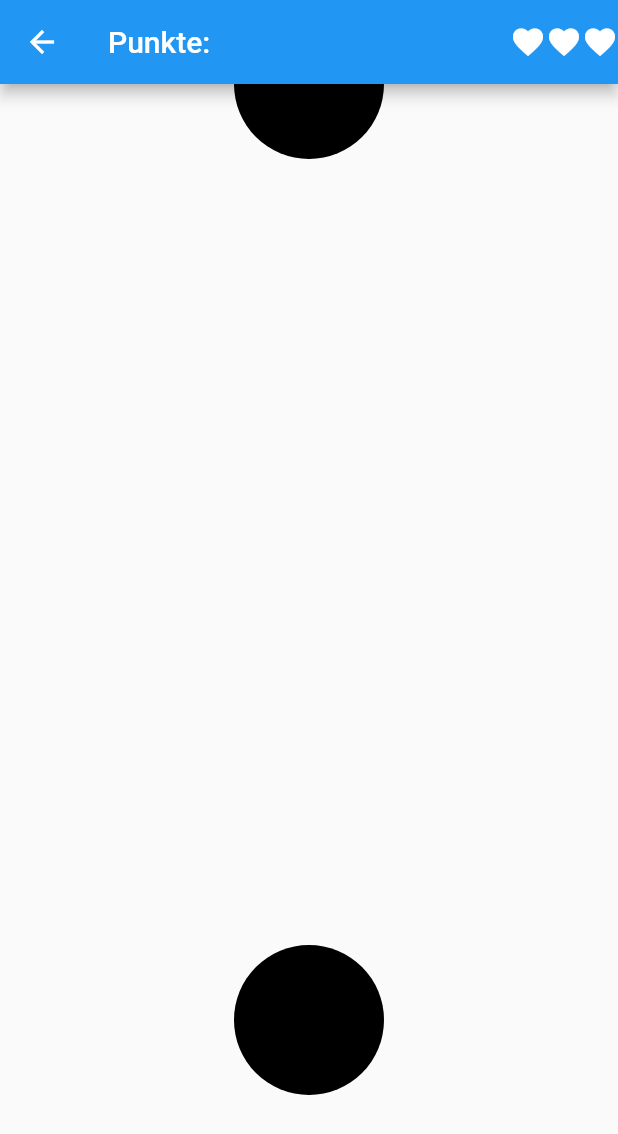
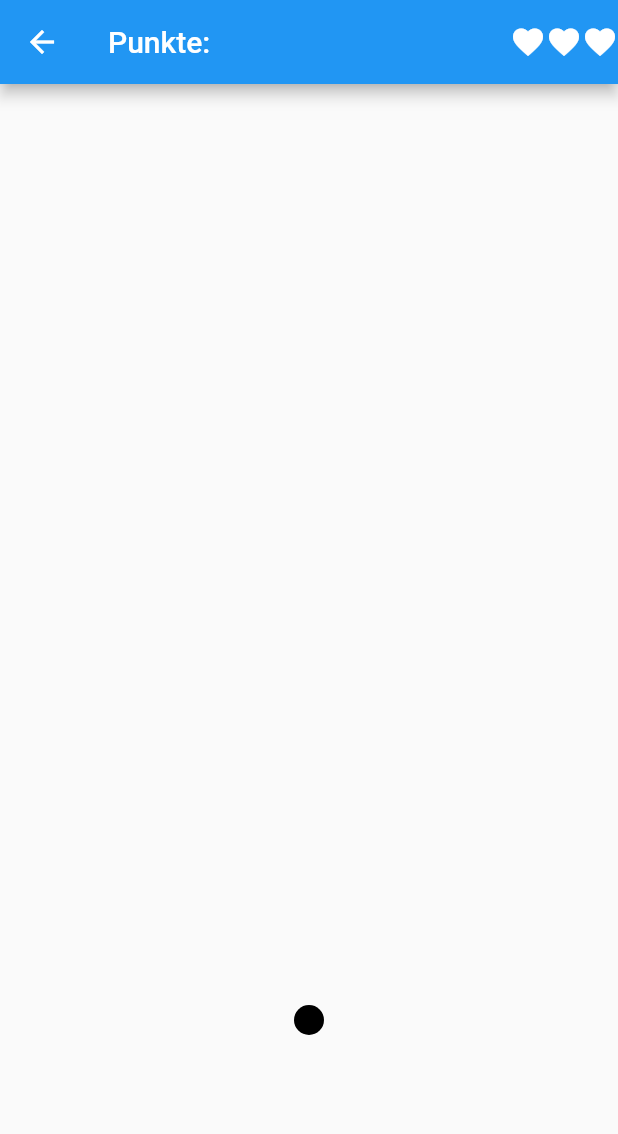
Before and after one commit to Pat992/Spaceshooter, a Flutter app: the PlayScreen screen opened by its route, on a phone screen of 412 x 824 dp. Shown: the top 1134 px of the screen. Run offline on Flutter 3.47's test engine with Material 2 defaults, Android fonts, the phone set to English and light mode, and no system bars; our stand-ins replace sensors, shared_preferences; accounts and stored records are empty.

Commit message:
enemies and player now moving on canvas

```diff
--- a/lib/helper/painter.dart
+++ b/lib/helper/painter.dart
@@ -1,12 +1,17 @@
 import 'package:flutter/material.dart';
-import 'file:///D:/m335/spaceshooter/lib/providers/enemy_provider.dart';
-import 'file:///D:/m335/spaceshooter/lib/providers/player_provider.dart';
+import 'package:provider/provider.dart';
+import 'package:spaceshooter/providers/enemy_provider.dart';
+import 'package:spaceshooter/providers/player_provider.dart';
 
 class Painter extends CustomPainter {
-  Player _player;
-  Enemy _enemy;
+  BuildContext _ctx;
+  PlayerProvider _player;
+  EnemyProvider _enemy;
 
-  Painter(this._player, this._enemy);
+  Painter(this._ctx) {
+    _player = Provider.of<PlayerProvider>(_ctx);
+    _enemy = Provider.of<EnemyProvider>(_ctx);
+  }
 
   @override
   void paint(Canvas canvas, Size size) {
--- a/lib/main.dart
+++ b/lib/main.dart
@@ -15,8 +15,8 @@ class MyApp extends StatelessWidget {
     return MultiProvider(
       providers: [
         ChangeNotifierProvider(create: (ctx) => PreferenceProvider()),
-        ChangeNotifierProvider(create: (ctx) => Player(0, 0, 10)),
-        ChangeNotifierProvider(create: (ctx) => Enemy(0, 0, 10))
+        ChangeNotifierProvider(create: (ctx) => PlayerProvider()),
+        ChangeNotifierProvider(create: (ctx) => EnemyProvider())
       ],
       child: MainScreen(),
     );
--- a/lib/providers/enemy_provider.dart
+++ b/lib/providers/enemy_provider.dart
@@ -1,20 +1,23 @@
 import 'package:flutter/material.dart';
 
-class Enemy with ChangeNotifier {
-  double _posX;
-  double _posY;
-  double _radius;
+class EnemyProvider with ChangeNotifier {
+  double posX;
+  double posY;
+  double maxX;
+  double radius;
 
-  Enemy(this._posY, this._posX, this._radius);
+  EnemyProvider() {
+    posY = 0;
+    posX = 0;
+    radius = 10;
+  }
 
   moveX(double distance) {
-    _posX += distance;
+    if (posX >= maxX) {
+      posX = -radius;
+    } else {
+      posX += distance;
+    }
     notifyListeners();
   }
-
-  get posY => _posY;
-
-  get posX => _posX;
-
-  get radius => _radius;
 }
--- a/lib/providers/player_provider.dart
+++ b/lib/providers/player_provider.dart
@@ -1,20 +1,21 @@
 import 'package:flutter/material.dart';
 
-class Player with ChangeNotifier {
-  double _posX;
-  double _posY;
-  double _radius;
+class PlayerProvider with ChangeNotifier {
+  double posX;
+  double posY;
+  double maxY;
+  double radius;
 
-  Player(this._posY, this._posX, this._radius);
+  PlayerProvider() {
+    posX = 0;
+    posY = 0;
+    maxY = 0;
+    radius = 10;
+  }
 
   moveY(double distance) {
-    _posY += distance;
+    if (posY >= maxY - radius || posY <= 0) return;
+    posY += distance;
     notifyListeners();
   }
-
-  get posY => _posY;
-
-  get posX => _posX;
-
-  get radius => _radius;
 }
--- a/lib/widgets/game_field.dart
+++ b/lib/widgets/game_field.dart
@@ -1,21 +1,29 @@
 import 'dart:async';
 import 'package:flutter/material.dart';
+import 'package:provider/provider.dart';
 import 'package:sensors/sensors.dart';
-import 'file:///D:/m335/spaceshooter/lib/providers/enemy_provider.dart';
 import 'package:spaceshooter/helper/painter.dart';
-import 'file:///D:/m335/spaceshooter/lib/providers/player_provider.dart';
+import 'package:spaceshooter/providers/enemy_provider.dart';
+import 'package:spaceshooter/providers/player_provider.dart';
 
 class GameField extends StatefulWidget {
-  Player _player;
-  Enemy _enemy;
   BuildContext _ctx;
   Function _reduceLives;
   bool _isGameOver;
+  PlayerProvider _player;
+  EnemyProvider _enemy;
 
   GameField(this._isGameOver, this._reduceLives, this._ctx) {
-    _enemy = Enemy(MediaQuery.of(_ctx).size.width / 2, 0, 50);
-    _player = Player(MediaQuery.of(_ctx).size.width / 2,
-        MediaQuery.of(_ctx).size.height - 200, 50);
+    _player = Provider.of<PlayerProvider>(_ctx, listen: false);
+    _enemy = Provider.of<EnemyProvider>(_ctx, listen: false);
+
+    _player.posY = MediaQuery.of(_ctx).size.width / 2;
+    _player.posX = MediaQuery.of(_ctx).size.height - 200;
+    _player.maxY = MediaQuery.of(_ctx).size.width - _player.radius;
+
+    _enemy.posY = MediaQuery.of(_ctx).size.width / 2;
+    _enemy.posX = -_enemy.radius;
+    _enemy.maxX = MediaQuery.of(_ctx).size.height + _enemy.radius;
   }
   @override
   _GameFieldState createState() => _GameFieldState();
@@ -23,7 +31,6 @@ class GameField extends StatefulWidget {
 
 class _GameFieldState extends State<GameField> {
   StreamSubscription<AccelerometerEvent> accelerometerStream;
-
   @override
   void initState() {
     super.initState();
@@ -43,7 +50,7 @@ class _GameFieldState extends State<GameField> {
   Widget build(BuildContext context) {
     return CustomPaint(
       size: MediaQuery.of(context).size,
-      painter: Painter(widget._player, widget._enemy),
+      painter: Painter(context),
     );
   }
 }
```
